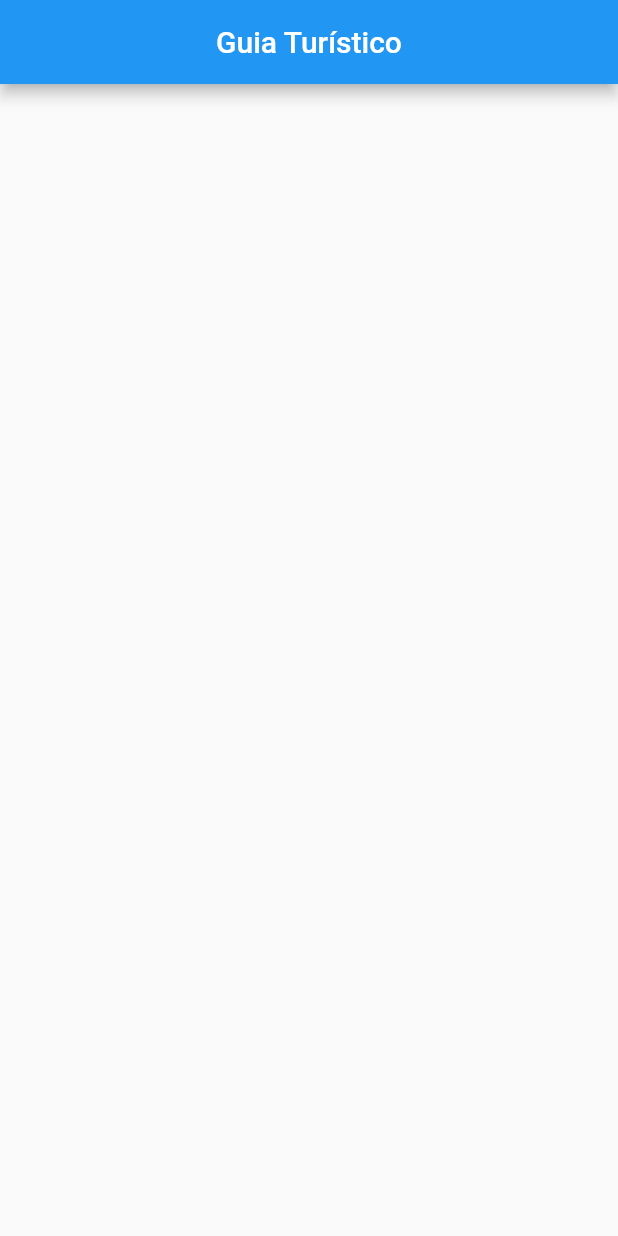
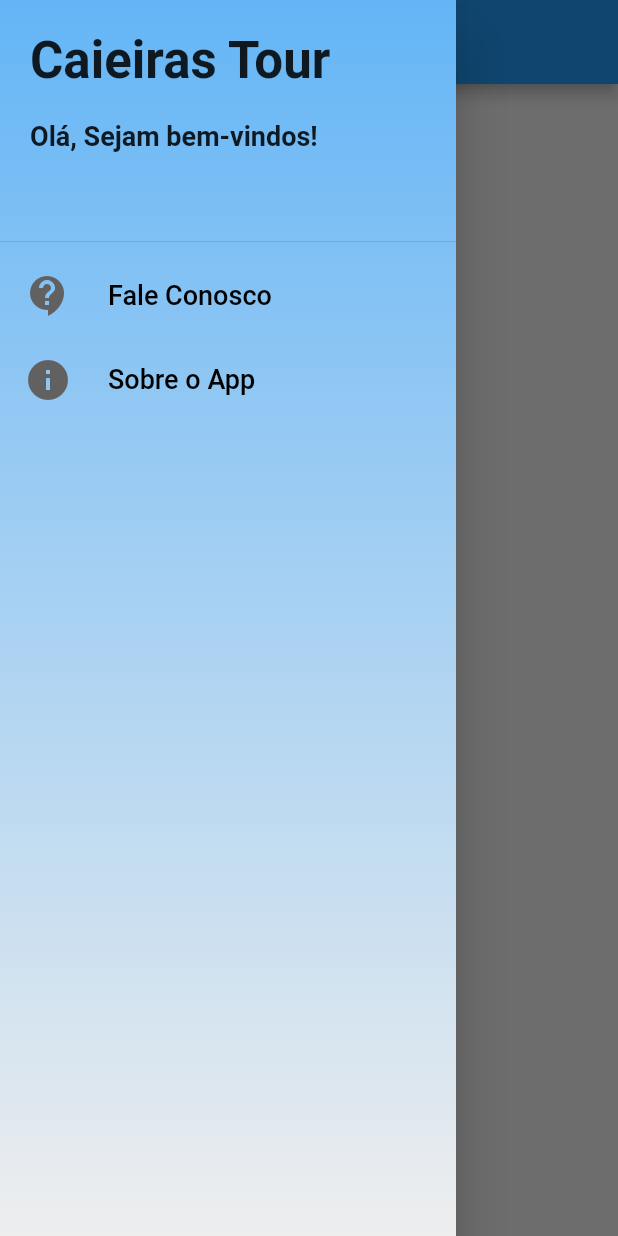
Before and after one commit to alveswellingtonn/guia_turistico, a Flutter app: the screen it shows after launch, with the side drawer open (before the commit the screen has no drawer), on a phone screen of 412 x 824 dp. Run offline on Flutter 3.47's test engine with Material 2 defaults, Android fonts, the phone set to English and light mode, and no system bars; our stand-ins replace carousel_pro, cloud_firestore; accounts and stored records are empty.

Commit message:
Adicionando o menu Drawer

```diff
--- a/lib/screens/Home.dart
+++ b/lib/screens/Home.dart
@@ -1,13 +1,27 @@
+import 'package:flutter/cupertino.dart';
 import 'package:flutter/material.dart';
-import 'package:guia_turistico/Tile/drawer.dart';
 import 'package:cloud_firestore/cloud_firestore.dart';
-import 'package:guia_turistico/datas/product_data.dart';
+import 'package:guia_turistico/main.dart';
+import 'package:guia_turistico/screens/Fale_Conosco.dart';
 import 'package:guia_turistico/screens/Locais.dart';
+import 'package:guia_turistico/screens/Sobre_App.dart';
 
 class Home extends StatelessWidget {
 
   //final _pageController = PageController();
 
+  Widget _buildDraweryBack() => Container(
+    decoration: BoxDecoration(
+        gradient: LinearGradient(
+            colors: [
+              Color(0xFF64B5F6),
+              Colors.grey[200]
+            ],
+            begin: Alignment.topCenter,
+            end: Alignment.bottomCenter
+        )
+    ),
+  );
 
   @override
   Widget build(BuildContext context) {
@@ -16,14 +30,83 @@ class Home extends StatelessWidget {
        title: Text("Guia Turístico"),
        centerTitle: true,
      ),
-     //drawer: CustomDrawer(_pageController),
+     drawer: Drawer(
+       child: Stack(
+         children: <Widget>[
+           _buildDraweryBack(),
+           ListView(
+             children: <Widget>[
+               DrawerHeader(
+                 padding: EdgeInsets.only(top: 20.0, left: 20.0),
+                 child: Column(
+                   crossAxisAlignment: CrossAxisAlignment.start,
+                   children: <Widget>[
+                     Text("Caieiras Tour",
+                       style: TextStyle(
+                           fontSize: 34.0, fontWeight: FontWeight.bold
+                       ),
+                     ),
+                     SizedBox(height: 20.0,),
+                     Text("Olá, Sejam bem-vindos!",
+                       style: TextStyle(
+                         fontSize: 18.0, fontWeight: FontWeight.bold
+                       ),
+                     )
+                   ],
+                 ),
+               ),
+               ListTile(
+                 leading: Icon(
+                   Icons.contact_support_sharp,
+                   size: 32.0,
+                   color: Colors.grey[700],
+                 ),
+                 title: Text("Fale Conosco",
+                   style: TextStyle(
+                     fontSize: 18.0,
+                     color: Colors.black
+                   ),
+                 ),
+                 onTap: (){
+                   Navigator.of(context).push(
+                       MaterialPageRoute(builder: (context)=>FaleConosco())
+                   );
+                 },
+               ),
+               ListTile(
+                 leading: Icon(
+                   Icons.info_sharp,
+                   size: 32.0,
+                   color: Colors.grey[700],
+                 ),
+                 title: Text("Sobre o App",
+                   style: TextStyle(
+                       fontSize: 18.0,
+                       color: Colors.black
+                   ),
+                 ),
+                 onTap: (){
+                   Navigator.of(context).push(
+                       MaterialPageRoute(builder: (context)=>SobreApp())
+                   );
+                 },
+               )
+             ],
+           )
+         ],
+       )
+     ),
      body: Container(
        child: FutureBuilder<QuerySnapshot>(
          future: Firestore.instance.collection("guia").getDocuments(),
          builder: (context, snapshot) {
            if(!snapshot.hasData)
            return Center(
-             child: CircularProgressIndicator(),
+             child: CircularProgressIndicator(
+               color: temaPadrao.primaryColor,
+               backgroundColor: temaPadrao.accentColor,
+               strokeWidth: 5.0,
+             ),
            );
            else {
              var dividedTiles = ListTile.divideTiles(
@@ -52,7 +135,7 @@ class Home extends StatelessWidget {
          }
        ),
      ),
-      //backgroundColor: Colors.blue[50],
+      backgroundColor: Colors.grey[200],
     );
   }
 }
--- a/pubspec.yaml
+++ b/pubspec.yaml
@@ -32,6 +32,7 @@ dependencies:
   carousel_pro: ^1.0.0
   url_launcher: ^5.1.1
   cloud_firestore: ^0.12.9
+  shimmer: ^1.1.1
 
 dev_dependencies:
   flutter_test:
```
